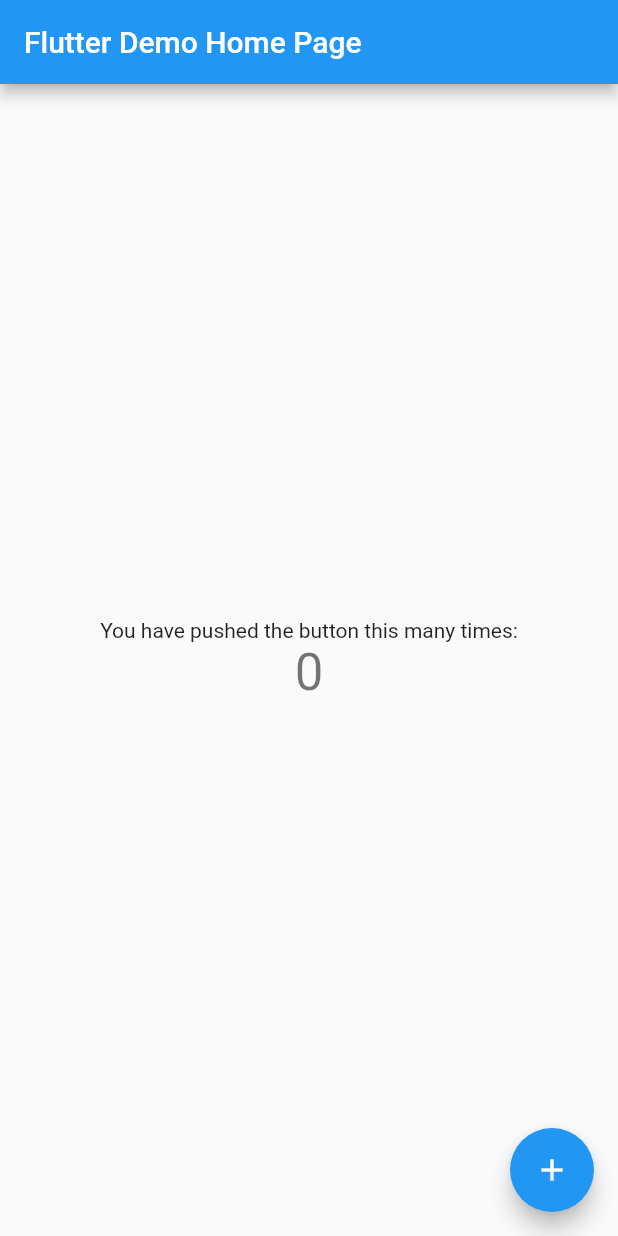
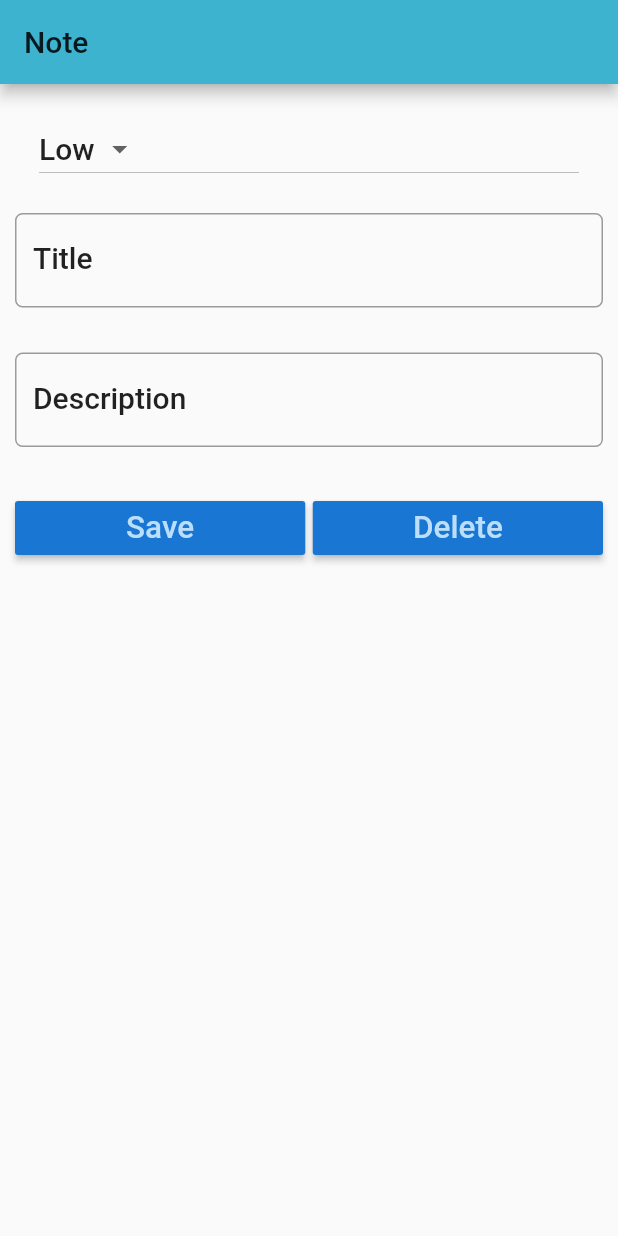
Before and after one commit to fahrifauzan/crud_app, a Flutter app: the screen it shows after launch, on a phone screen of 412 x 824 dp. Run offline on Flutter 3.47's test engine with Material 2 defaults, Android fonts, the phone set to English and light mode, and no system bars.

Commit message:
Add Note List Screen and Note Detail Screen

```diff
--- /dev/null
+++ b/lib/NoteDetails.dart
@@ -0,0 +1,131 @@
+import 'package:flutter/material.dart';
+
+class NoteDetailsPage extends StatefulWidget {
+  @override
+  _NoteDetailsPageState createState() => _NoteDetailsPageState();
+}
+
+class _NoteDetailsPageState extends State<NoteDetailsPage> {
+  static var _priorities = ['High', 'Low'];
+
+	TextEditingController titleController = TextEditingController();
+	TextEditingController descriptionController = TextEditingController();
+
+  @override
+  Widget build(BuildContext context) {
+    TextStyle textStyle = Theme.of(context).textTheme.title;
+    return Scaffold(
+      appBar: AppBar(
+        title: Text('Note'),
+      ),
+      body: Padding(
+		    padding: EdgeInsets.only(top: 15.0, left: 10.0, right: 10.0),
+		    child: ListView(
+			    children: <Widget>[
+			    	// First element
+				    ListTile(
+					    title: DropdownButton(
+							    items: _priorities.map((String dropDownStringItem) {
+							    	return DropdownMenuItem<String> (
+									    value: dropDownStringItem,
+									    child: Text(dropDownStringItem),
+								    );
+							    }).toList(),
+
+							    style: textStyle,
+
+							    value: 'Low',
+
+							    onChanged: (valueSelectedByUser) {
+							    	setState(() {
+							    	  debugPrint('User selected $valueSelectedByUser');
+							    	});
+							    }
+					    ),
+				    ),
+
+				    // Second Element
+				    Padding(
+					    padding: EdgeInsets.only(top: 15.0, bottom: 15.0),
+					    child: TextField(
+						    controller: titleController,
+						    style: textStyle,
+						    onChanged: (value) {
+						    	debugPrint('Something changed in Title Text Field');
+						    },
+						    decoration: InputDecoration(
+							    labelText: 'Title',
+							    labelStyle: textStyle,
+							    border: OutlineInputBorder(
+								    borderRadius: BorderRadius.circular(5.0)
+							    )
+						    ),
+					    ),
+				    ),
+
+				    // Third Element
+				    Padding(
+					    padding: EdgeInsets.only(top: 15.0, bottom: 15.0),
+					    child: TextField(
+						    controller: descriptionController,
+						    style: textStyle,
+						    onChanged: (value) {
+							    debugPrint('Something changed in Description Text Field');
+						    },
+						    decoration: InputDecoration(
+								    labelText: 'Description',
+								    labelStyle: textStyle,
+								    border: OutlineInputBorder(
+										    borderRadius: BorderRadius.circular(5.0)
+								    )
+						    ),
+					    ),
+				    ),
+
+				    // Fourth Element
+				    Padding(
+					    padding: EdgeInsets.only(top: 15.0, bottom: 15.0),
+					    child: Row(
+						    children: <Widget>[
+						    	Expanded(
+								    child: RaisedButton(
+									    color: Theme.of(context).primaryColorDark,
+									    textColor: Theme.of(context).primaryColorLight,
+									    child: Text(
+										    'Save',
+										    textScaleFactor: 1.5,
+									    ),
+									    onPressed: () {
+									    	setState(() {
+									    	  debugPrint("Save button clicked");
+									    	});
+									    },
+								    ),
+							    ),
+
+							    Container(width: 5.0,),
+
+							    Expanded(
+								    child: RaisedButton(
+									    color: Theme.of(context).primaryColorDark,
+									    textColor: Theme.of(context).primaryColorLight,
+									    child: Text(
+										    'Delete',
+										    textScaleFactor: 1.5,
+									    ),
+									    onPressed: () {
+										    setState(() {
+											    debugPrint("Delete button clicked");
+										    });
+									    },
+								    ),
+							    ),
+						    ],
+					    ),
+				    ),
+			    ],
+		    ),
+      ),
+    );
+  }
+}
--- a/lib/main.dart
+++ b/lib/main.dart
@@ -1,103 +1,21 @@
 import 'package:flutter/material.dart';
+import 'SplashScreen.dart';
+import 'NoteList.dart';
+import 'NoteDetails.dart';
 
-void main() => runApp(MyApp());
 
-class MyApp extends StatelessWidget {
-  // This widget is the root of your application.
-  @override
-  Widget build(BuildContext context) {
-    return MaterialApp(
-      title: 'Flutter Demo',
-      theme: ThemeData(
-
-        primarySwatch: Colors.blue,
-      ),
-      home: MyHomePage(title: 'Flutter Demo Home Page'),
-    );
-  }
-}
-
-class MyHomePage extends StatefulWidget {
-  MyHomePage({Key key, this.title}) : super(key: key);
-
-  // This widget is the home page of your application. It is stateful, meaning
-  // that it has a State object (defined below) that contains fields that affect
-  // how it looks.
-
-  // This class is the configuration for the state. It holds the values (in this
-  // case the title) provided by the parent (in this case the App widget) and
-  // used by the build method of the State. Fields in a Widget subclass are
-  // always marked "final".
-
-  final String title;
-
-  @override
-  _MyHomePageState createState() => _MyHomePageState();
-}
-
-class _MyHomePageState extends State<MyHomePage> {
-  int _counter = 0;
-
-  void _incrementCounter() {
-    setState(() {
-      // This call to setState tells the Flutter framework that something has
-      // changed in this State, which causes it to rerun the build method below
-      // so that the display can reflect the updated values. If we changed
-      // _counter without calling setState(), then the build method would not be
-      // called again, and so nothing would appear to happen.
-      _counter++;
-    });
-  }
-
-  @override
-  Widget build(BuildContext context) {
-    // This method is rerun every time setState is called, for instance as done
-    // by the _incrementCounter method above.
-    //
-    // The Flutter framework has been optimized to make rerunning build methods
-    // fast, so that you can just rebuild anything that needs updating rather
-    // than having to individually change instances of widgets.
-    return Scaffold(
-      appBar: AppBar(
-        // Here we take the value from the MyHomePage object that was created by
-        // the App.build method, and use it to set our appbar title.
-        title: Text(widget.title),
-      ),
-      body: Center(
-        // Center is a layout widget. It takes a single child and positions it
-        // in the middle of the parent.
-        child: Column(
-          // Column is also layout widget. It takes a list of children and
-          // arranges them vertically. By default, it sizes itself to fit its
-          // children horizontally, and tries to be as tall as its parent.
-          //
-          // Invoke "debug painting" (press "p" in the console, choose the
-          // "Toggle Debug Paint" action from the Flutter Inspector in Android
-          // Studio, or the "Toggle Debug Paint" command in Visual Studio Code)
-          // to see the wireframe for each widget.
-          //
-          // Column has various properties to control how it sizes itself and
-          // how it positions its children. Here we use mainAxisAlignment to
-          // center the children vertically; the main axis here is the vertical
-          // axis because Columns are vertical (the cross axis would be
-          // horizontal).
-          mainAxisAlignment: MainAxisAlignment.center,
-          children: <Widget>[
-            Text(
-              'You have pushed the button this many times:',
-            ),
-            Text(
-              '$_counter',
-              style: Theme.of(context).textTheme.display1,
-            ),
-          ],
-        ),
-      ),
-      floatingActionButton: FloatingActionButton(
-        onPressed: _incrementCounter,
-        tooltip: 'Increment',
-        child: Icon(Icons.add),
-      ), // This trailing comma makes auto-formatting nicer for build methods.
-    );
-  }
-}
+void main() => runApp(MaterialApp(
+  title: 'Flutter Fahri',
+  debugShowCheckedModeBanner: false,
+  theme: ThemeData(
+    primaryColor: new Color(0xff3EB3D0),
+    accentColor: new Color(0xff3EB3D0),
+  ),
+  home: SplashScreen(),
+  routes: <String, WidgetBuilder>{
+    '/NoteList': (BuildContext context) => new NoteListPage(),
+    '/NoteDetail': (BuildContext context) => new NoteDetailsPage(),
+    // '/NavAvatar': (BuildContext context) => new NavAvatar(),
+    // '/EP': (BuildContext context) => new EditProfiless(),
+  },
+));
```
Also changed, not shown: lib/NoteList.dart (added, +65 -0 lines), lib/SplashScreen.dart (added, +69 -0 lines), 12 other files.
